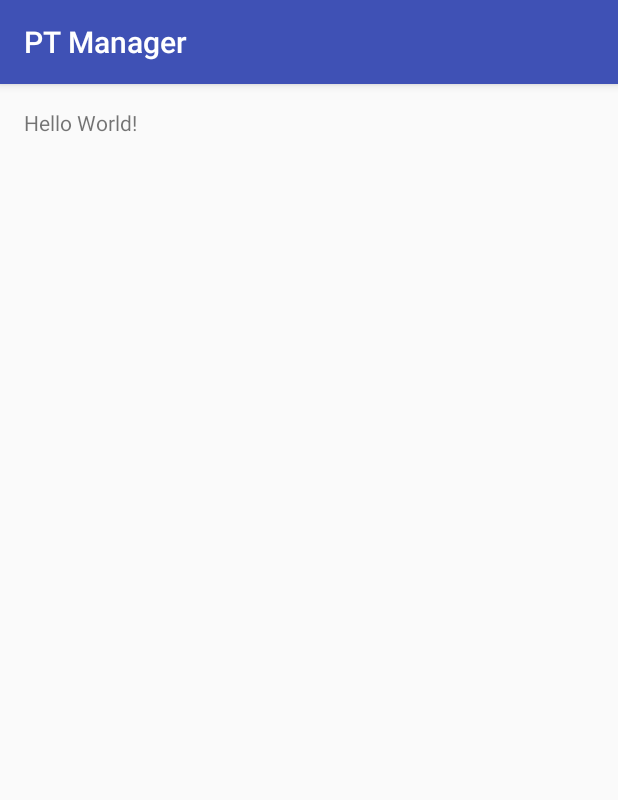
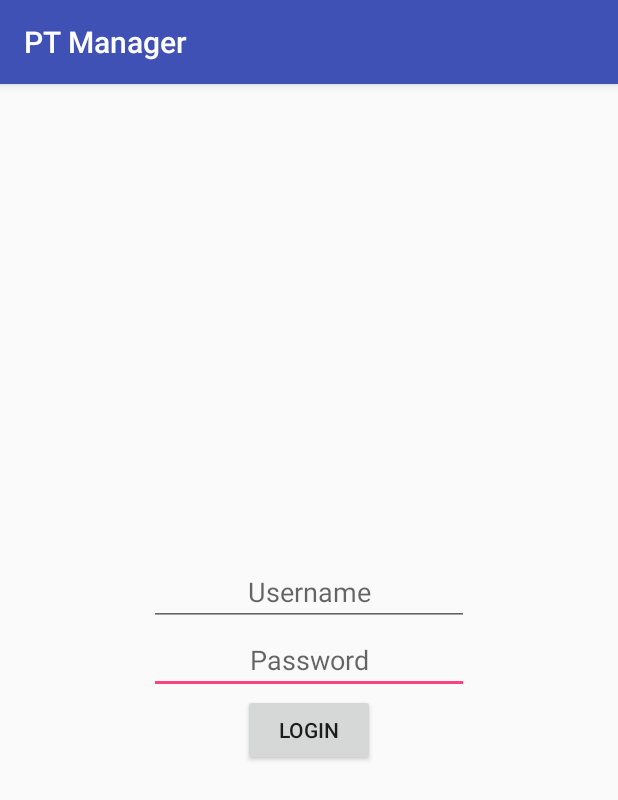
Before and after one commit to atanasiom/PT_Manager, an Android app: the screen it shows after launch (MainActivity), on a phone screen of 412 x 824 dp. Shown: the top 800 px of the screen. Run offline under Robolectric (Android 15) with nearby library versions, the phone set to English and light mode, and no system bars.

Commit message:
Added names and hints

```diff
--- a/app/src/main/AndroidManifest.xml
+++ b/app/src/main/AndroidManifest.xml
@@ -17,4 +17,8 @@
 		</activity>
 	</application>
 
+	<uses-permission android:name="android.permission.CAMERA" />
+	<uses-permission android:name="android.permission.WRITE_EXTERNAL_STORAGE" />
+	<uses-permission android:name="android.permission.WRITE_SETTINGS" />
+
 </manifest>
--- a/app/src/main/res/layout/activity_main.xml
+++ b/app/src/main/res/layout/activity_main.xml
@@ -1,17 +1,37 @@
 <?xml version="1.0" encoding="utf-8"?>
 <RelativeLayout xmlns:android="http://schemas.android.com/apk/res/android"
-	xmlns:tools="http://schemas.android.com/tools"
 	android:id="@+id/activity_main"
 	android:layout_width="match_parent"
-	android:layout_height="match_parent"
-	android:paddingBottom="@dimen/activity_vertical_margin"
-	android:paddingLeft="@dimen/activity_horizontal_margin"
-	android:paddingRight="@dimen/activity_horizontal_margin"
-	android:paddingTop="@dimen/activity_vertical_margin"
-	tools:context="com.atanasiom.ptmanager.MainActivity">
+	android:layout_height="match_parent">
 
-	<TextView
+	<EditText
+		android:id="@+id/passwordText"
 		android:layout_width="wrap_content"
 		android:layout_height="wrap_content"
-		android:text="Hello World!" />
+		android:layout_centerHorizontal="true"
+		android:layout_centerVertical="true"
+		android:layout_marginRight="142dp"
+		android:ems="10"
+		android:hint="@string/hint_password"
+		android:inputType="textPassword"
+		android:textAlignment="center" />
+
+	<EditText
+		android:id="@+id/usernameText"
+		android:layout_width="wrap_content"
+		android:layout_height="wrap_content"
+		android:layout_above="@+id/passwordText"
+		android:layout_alignStart="@+id/passwordText"
+		android:ems="10"
+		android:hint="@string/hint_username"
+		android:inputType="textPersonName"
+		android:textAlignment="center" />
+
+	<Button
+		android:id="@+id/button_login"
+		android:layout_width="wrap_content"
+		android:layout_height="wrap_content"
+		android:layout_below="@+id/passwordText"
+		android:layout_centerHorizontal="true"
+		android:text="@string/login_button" />
 </RelativeLayout>
--- a/app/src/main/res/values-w820dp/dimens.xml
+++ /dev/null
@@ -1,6 +0,0 @@
-<resources>
-	<!-- Example customization of dimensions originally defined in res/values/dimens.xml
-         (such as screen margins) for screens with more than 820dp of available width. This
-         would include 7" and 10" devices in landscape (~960dp and ~1280dp respectively). -->
-	<dimen name="activity_horizontal_margin">64dp</dimen>
-</resources>
--- a/app/src/main/res/values/dimens.xml
+++ /dev/null
@@ -1,5 +0,0 @@
-<resources>
-	<!-- Default screen margins, per the Android Design guidelines. -->
-	<dimen name="activity_horizontal_margin">16dp</dimen>
-	<dimen name="activity_vertical_margin">16dp</dimen>
-</resources>
--- a/app/src/main/res/values/strings.xml
+++ b/app/src/main/res/values/strings.xml
@@ -1,3 +1,8 @@
 <resources>
 	<string name="app_name">PT Manager</string>
+	<string name="login_success">Login Successful!</string>
+	<string name="login_fail">Login Failed!</string>
+	<string name="login_button">Login</string>
+	<string name="hint_username">Username</string>
+	<string name="hint_password">Password</string>
 </resources>
--- a/build.gradle
+++ b/build.gradle
@@ -5,7 +5,7 @@ buildscript {
         jcenter()
     }
     dependencies {
-        classpath 'com.android.tools.build:gradle:2.2.0'
+        classpath 'com.android.tools.build:gradle:2.2.2'
 
         // NOTE: Do not place your application dependencies here; they belong
         // in the individual module build.gradle files
```
Also changed, not shown: app/src/main/ic_launcher-web.png (added), app/src/main/res/mipmap-hdpi/ic_launcher.png, app/src/main/res/mipmap-mdpi/ic_launcher.png, app/src/main/res/mipmap-xhdpi/ic_launcher.png, app/src/main/res/mipmap-xxhdpi/ic_launcher.png, app/src/main/res/mipmap-xxxhdpi/ic_launcher.png, 1 other file.
